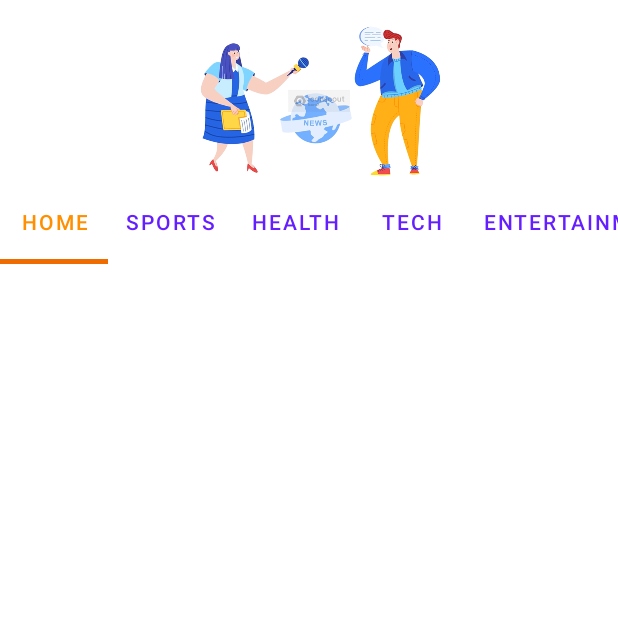
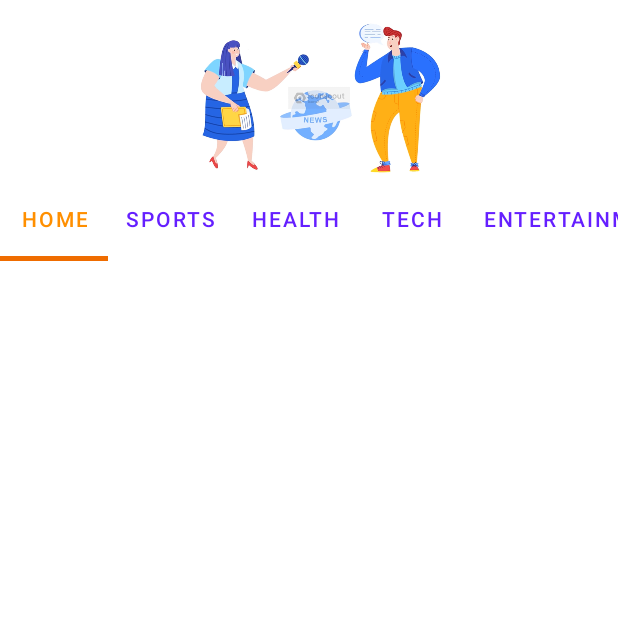
Before and after one commit to aman-kejriwal/Android-News-Application-, an Android app: the MainActivity screen opened directly, with no data from a screen before it, on a phone screen of 412 x 824 dp, the top half of it. Run offline under Robolectric (Android 15) with nearby library versions, the phone set to English and light mode, and no system bars; pictures from the network do not load.

Commit message:
minor improvments

```diff
--- a/app/src/main/res/layout/activity_main.xml
+++ b/app/src/main/res/layout/activity_main.xml
@@ -16,7 +16,7 @@
         android:layout_alignParentTop="true"
         android:layout_alignParentEnd="true"
         android:layout_marginStart="-1dp"
-        android:layout_marginTop="2dp"
+
         android:layout_marginEnd="1dp"
         android:background="@color/white">
 
--- a/app/src/main/res/layout/activity_splash.xml
+++ b/app/src/main/res/layout/activity_splash.xml
@@ -5,6 +5,7 @@
     android:layout_width="match_parent"
     android:layout_height="match_parent"
     android:orientation="vertical"
+    android:background="@color/white"
     tools:context=".splashActivity">
 
     <com.airbnb.lottie.LottieAnimationView
--- a/app/src/main/res/layout/activity_web_view.xml
+++ b/app/src/main/res/layout/activity_web_view.xml
@@ -5,7 +5,7 @@
     android:layout_width="match_parent"
     android:layout_height="match_parent"
     tools:context=".webView">
-//aman
+
     <androidx.appcompat.widget.Toolbar
         android:id="@+id/toolbar"
         android:layout_width="match_parent"
@@ -21,9 +21,7 @@
         <ImageView
             android:layout_width="wrap_content"
             android:layout_height="wrap_content"
-            android:src="@drawable/newpng">
-
-        </ImageView>
+            android:src="@drawable/newpng"></ImageView>
     </androidx.appcompat.widget.Toolbar>
 
     <WebView
```
